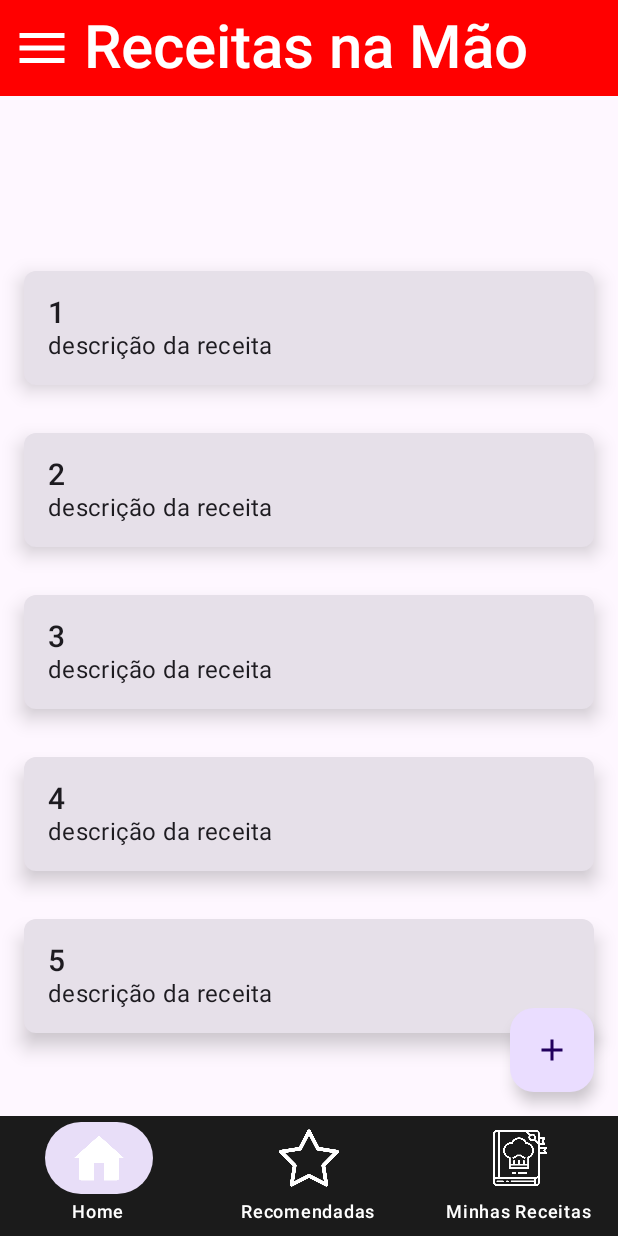
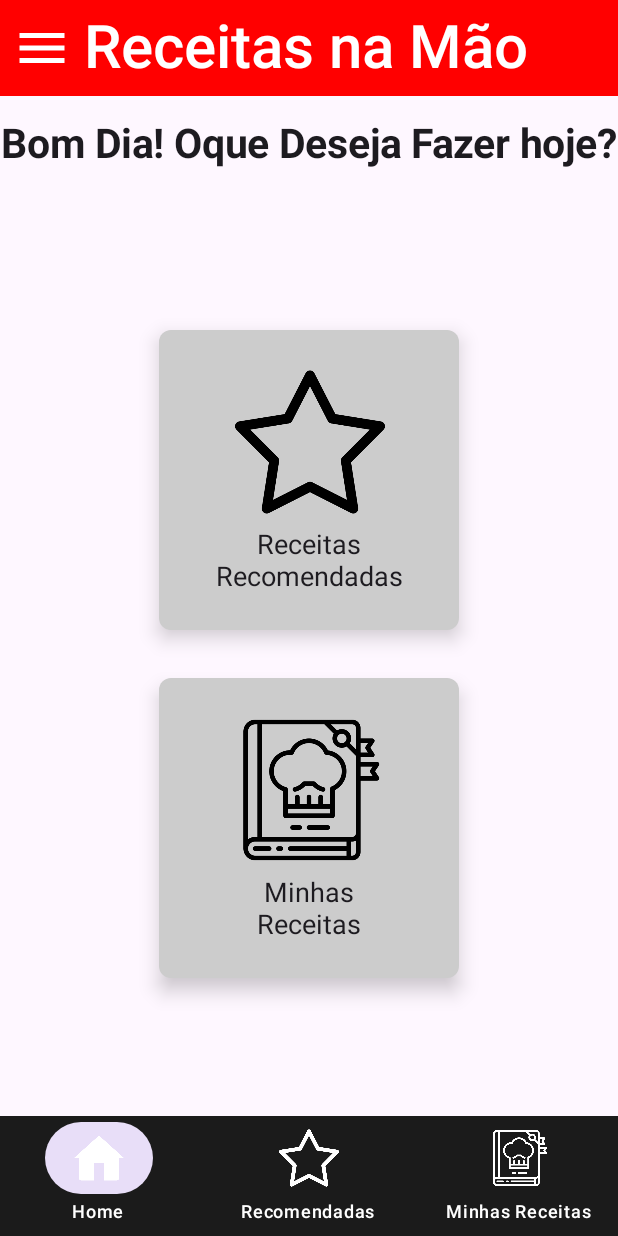
Before and after one commit to ZacMarshall1/ReceitasNaM-o, an Android app built with Jetpack Compose: the screen it shows after launch (MainActivity), on a phone screen of 412 x 824 dp. Run offline under Robolectric (Android 15) with nearby library versions, the light colour scheme and no system bars.

Commit message:
adicionei varias coisas ao front

```diff
--- a/app/src/main/java/com/example/myapplication/ReceitasNaMaoNavDrawer.kt
+++ b/app/src/main/java/com/example/myapplication/ReceitasNaMaoNavDrawer.kt
@@ -67,10 +67,10 @@ fun ReceitasNaMaoNavDrawer() {
                 startDestination = ReceitasNaMaoRotas.SCREEN_HOME_ROUTE
             ) {
                 composable(ReceitasNaMaoRotas.SCREEN_HOME_ROUTE) {
-                    ReceitasNavHost(drawerState) // Chamando ReceitasNavHost aqui
+                    ReceitasNavHost(drawerState)
                 }
                 composable(ReceitasNaMaoRotas.SCREEN_MY_RECEPT_ROUTE) {
-                    ReceitasNavHost(drawerState) // Também chamando ReceitasNavHost aqui, pois ele inclui TelaMinhasReceitas
+                    ReceitasNavHost(drawerState)
                 }
             }
         }
--- a/app/src/main/java/com/example/myapplication/ui/screens/receitas/ScreenHome.kt
+++ b/app/src/main/java/com/example/myapplication/ui/screens/receitas/ScreenHome.kt
@@ -1,30 +1,27 @@
 package com.example.myapplication.ui.screens.receitas
 
 import androidx.compose.foundation.Image
+import androidx.compose.foundation.clickable
 import androidx.compose.foundation.layout.*
-import androidx.compose.foundation.lazy.LazyColumn
-import androidx.compose.foundation.lazy.items
 import androidx.compose.foundation.shape.RoundedCornerShape
-import androidx.compose.material.icons.Icons
-import androidx.compose.material.icons.filled.Add
 import androidx.compose.material3.*
 import androidx.compose.runtime.Composable
 import androidx.compose.ui.Alignment
 import androidx.compose.ui.Modifier
+import androidx.compose.ui.graphics.Color
 import androidx.compose.ui.res.painterResource
+import androidx.compose.ui.text.font.FontWeight
+import androidx.compose.ui.text.style.TextAlign
 import androidx.compose.ui.unit.dp
 import androidx.compose.ui.unit.sp
 import androidx.navigation.NavController
-import androidx.navigation.compose.NavHost
-import androidx.navigation.compose.composable
-import androidx.navigation.compose.rememberNavController
 import com.example.myapplication.R
 import com.example.myapplication.ui.screens.util.ReceitasNaMaoTopBar
 import com.example.myapplication.ui.screens.util.ScreenHomeBottomBar
 
 object ReceitaHomeRotas {
-    val SCREEN_LIST_RECEPT_ROUTE = "listar receitas"
-    val SCREEN_INCLUDE_RECEPT_ROUTE = "incluir receitas"
+    const val SCREEN_LIST_RECEPT_ROUTE = "listar_receitas"
+    const val SCREEN_MY_RECIPES_ROUTE = "minhas_receitas"
 }
 
 @Composable
@@ -32,84 +29,93 @@ fun TelaHomeReceitas(
     drawerState: DrawerState,
     navCtrlBottomNav: NavController
 ) {
-    val receita = mutableListOf(
-        Receita(titulo = "1", descricao = "descrição da receita", id = 1),
-        Receita(titulo = "2", descricao = "descrição da receita", id = 2),
-        Receita(titulo = "3", descricao = "descrição da receita", id = 3),
-        Receita(titulo = "4", descricao = "descrição da receita", id = 4),
-        Receita(titulo = "5", descricao = "descrição da receita", id = 5)
-    )
-
-    val navCtrlReceitas = rememberNavController()
-
     Scaffold(
         topBar = { ReceitasNaMaoTopBar(drawerState) },
         content = { padding ->
-            NavHost(
-                navController = navCtrlReceitas,
-                startDestination = ReceitaHomeRotas.SCREEN_LIST_RECEPT_ROUTE,
-                modifier = Modifier.padding(top = 45.dp)
+            Column(
+                modifier = Modifier
+                    .fillMaxSize()
+                    .padding(padding),
+                horizontalAlignment = Alignment.CenterHorizontally
             ) {
-                composable(ReceitaHomeRotas.SCREEN_LIST_RECEPT_ROUTE) {
-                    ScreenReceptListing(receita)
-                }
-                composable(ReceitaHomeRotas.SCREEN_INCLUDE_RECEPT_ROUTE) {
-                    // Tela de inclusão de receitas
-                    Column(modifier = Modifier.fillMaxSize()) {
-                        Spacer(modifier = Modifier.height(200.dp))
-                        Text(text = "Tela de inclusão de Receitas")
+                Text(
+                    text = "Bom Dia! Oque Deseja Fazer hoje?",
+                    fontSize = 27.sp,
+                    fontWeight = FontWeight.Bold,
+                    modifier = Modifier.padding(vertical = 16.dp)
+                )
+
+
+                Spacer(modifier = Modifier.weight(1f))
+
+                Column(
+                    modifier = Modifier
+                        .fillMaxWidth()
+                        .padding(horizontal = 32.dp), // Ajuste da margem
+                    horizontalAlignment = Alignment.CenterHorizontally,
+                    verticalArrangement = Arrangement.spacedBy(32.dp)
+                ) {
+
+                    Card(
+                        modifier = Modifier
+                            .size(200.dp)
+                            .clickable { navCtrlBottomNav.navigate(ReceitaHomeRotas.SCREEN_LIST_RECEPT_ROUTE) },
+                        elevation = CardDefaults.cardElevation(defaultElevation = 8.dp),
+                        shape = RoundedCornerShape(8.dp),
+                        colors = CardDefaults.cardColors(containerColor = Color.LightGray)
+                    ) {
+                        Box(
+                            contentAlignment = Alignment.Center,
+                            modifier = Modifier.fillMaxSize()
+                        ) {
+                            Column(horizontalAlignment = Alignment.CenterHorizontally) {
+                                Image(
+                                    painter = painterResource(id = R.drawable.estrela),
+                                    contentDescription = "Ícone de Receita Recomendadas",
+                                    modifier = Modifier.size(100.dp)
+                                )
+                                Spacer(modifier = Modifier.height(8.dp))
+                                Text(
+                                    text = "Receitas\nRecomendadas",
+                                    fontSize = 18.sp,
+                                    textAlign = TextAlign.Center
+                                )
                             }
                         }
                     }
-        },
-        floatingActionButton = { FloatButton(navCtrlReceitas) },
-        bottomBar = { ScreenHomeBottomBar(navCtrlBottomNav) }
-    )
-}
 
-@Composable
-private fun ScreenReceptListing(receita: MutableList<Receita>) {
-    LazyColumn(
-        modifier = Modifier.fillMaxSize(),
-        horizontalAlignment = Alignment.CenterHorizontally,
-        verticalArrangement = Arrangement.Center
-    ) {
-        items(receita) { receita ->
                     Card(
                         modifier = Modifier
-                    .padding(16.dp)
-                    .fillMaxWidth(),
+                            .size(200.dp)
+                            .clickable { navCtrlBottomNav.navigate(ReceitaHomeRotas.SCREEN_MY_RECIPES_ROUTE) },
                         elevation = CardDefaults.cardElevation(defaultElevation = 8.dp),
-                shape = RoundedCornerShape(8.dp)
+                        shape = RoundedCornerShape(8.dp),
+                        colors = CardDefaults.cardColors(containerColor = Color.LightGray)
                     ) {
-                Column(modifier = Modifier.padding(16.dp)) {
+                        Box(
+                            contentAlignment = Alignment.Center,
+                            modifier = Modifier.fillMaxSize()
+                        ) {
+                            Column(horizontalAlignment = Alignment.CenterHorizontally) {
+                                Image(
+                                    painter = painterResource(id = R.drawable.receita),
+                                    contentDescription = "Ícone de Minhas Receitas",
+                                    modifier = Modifier.size(100.dp)
+                                )
+                                Spacer(modifier = Modifier.height(8.dp))
                                 Text(
-                        text = receita.titulo,
-                        fontSize = 20.sp,
-                        style = MaterialTheme.typography.titleMedium
-                    )
-                    Text(
-                        text = receita.descricao,
-                        fontSize = 16.sp,
-                        style = MaterialTheme.typography.bodyMedium
+                                    text = "Minhas\nReceitas",
+                                    fontSize = 18.sp,
+                                    textAlign = TextAlign.Center
                                 )
                             }
                         }
                     }
                 }
+
+                Spacer(modifier = Modifier.weight(1f))
             }
-
-@Composable
-private fun FloatButton(navController: NavController) {
-    FloatingActionButton(
-        onClick = {
-            // Navega para a tela de inclusão de receitas
-            navController.navigate(ReceitaHomeRotas.SCREEN_INCLUDE_RECEPT_ROUTE)
-        }
-    ) {
-        Icon(
-            imageVector = Icons.Default.Add,
-            contentDescription = "+"
+        },
+        bottomBar = { ScreenHomeBottomBar(navCtrlBottomNav) }
     )
 }
-}
```
Also changed, not shown: app/src/main/java/com/example/myapplication/ui/screens/receitas/DetalhesReceita.kt (added, +38 -0 lines), app/src/main/java/com/example/myapplication/ui/screens/receitas/IncluirEditarReceitaScreen.kt (+46 -86 lines), app/src/main/java/com/example/myapplication/ui/screens/receitas/ScreenMyRecepts.kt (+65 -30 lines), app/src/main/java/com/example/myapplication/ui/screens/receitas/ScreenRecommended.kt (+49 -17 lines). Lines whose indentation alone changed are shown as unchanged.
